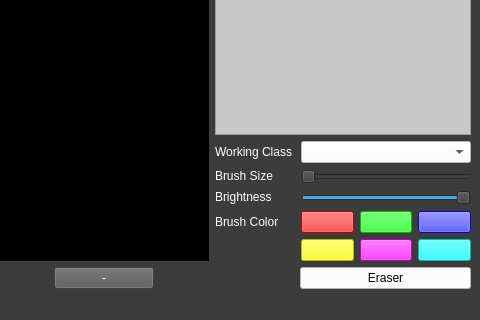
Before: the Qt Designer form mainwindow.ui in bruceHun/pythonImageEditor, drawn with Qt 5; both pictures show x 481 to 961 and y 213 to 533 of the 961 by 533 pixel window.
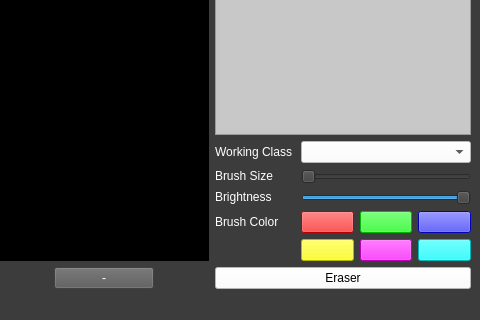
After: the same form once the commit is applied.

```diff
--- a/mainwindow.ui
+++ b/mainwindow.ui
@@ -276,38 +276,21 @@
        </layout>
       </item>
       <item>
-       <layout class="QHBoxLayout" name="horizontalLayout">
-        <property name="sizeConstraint">
-         <enum>QLayout::SetFixedSize</enum>
+       <widget class="QPushButton" name="EraserBtn">
+        <property name="cursor">
+         <cursorShape>PointingHandCursor</cursorShape>
         </property>
-        <item>
-         <spacer name="horizontalSpacer">
-          <property name="orientation">
-           <enum>Qt::Horizontal</enum>
-          </property>
-          <property name="sizeType">
-           <enum>QSizePolicy::Fixed</enum>
-          </property>
-          <property name="sizeHint" stdset="0">
-           <size>
-            <width>85</width>
-            <height>20</height>
-           </size>
-          </property>
-         </spacer>
-        </item>
-        <item>
-         <widget class="QPushButton" name="EraserBtn">
-          <property name="styleSheet">
-           <string notr="true">background-color: rgb(255, 255, 255);
+        <property name="focusPolicy">
+         <enum>Qt::ClickFocus</enum>
+        </property>
+        <property name="styleSheet">
+         <string notr="true">background-color: rgb(255, 255, 255);
 font: 9pt &quot;Arial&quot;;</string>
-          </property>
-          <property name="text">
-           <string>Eraser</string>
-          </property>
-         </widget>
-        </item>
-       </layout>
+        </property>
+        <property name="text">
+         <string>Eraser</string>
+        </property>
+       </widget>
       </item>
      </layout>
     </item>
```
Left out of the diff: 121 changed lines with no effect on the pictures.
